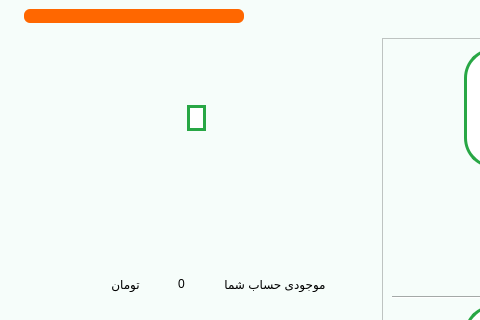
This is main.ui in Farazist/raspberrypi-app as Qt 5 draws it before an edit; both pictures show x 0 to 480 and y 0 to 320 of the 1000 by 600 pixel window. The edited form follows.
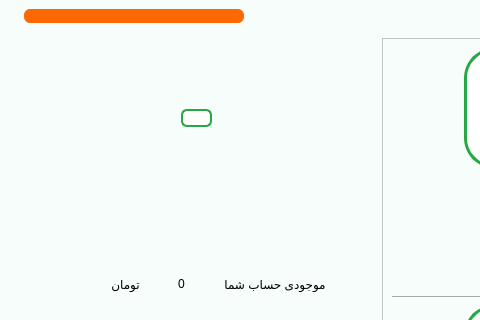
This is the edited form. Icons and pictures are not drawn.

What changed in the file:
```diff
--- a/main.ui
+++ b/main.ui
@@ -4714,13 +4714,13 @@
           <item alignment="Qt::AlignHCenter|Qt::AlignVCenter">
            <widget class="QLabel" name="lblSelectedEnvirnmentalProtection">
             <property name="styleSheet">
-             <string notr="true">font: 26pt &quot;IRANSans&quot;;
-color:#000000;
-background-color: #ffffff; 
-border: 3px solid #28a745; 
-border-radius: 10px;
-outline-style: none;
-padding: 3px;</string>
+             <string notr="true">background-color: #ffffff; 
+padding-left: 10px; 
+padding-right: 10px;
+border: 2px solid #28a745;
+border-radius: 6px;
+font: 26pt &quot;IRANSansFaNum&quot;;
+color:#000000;</string>
             </property>
             <property name="text">
              <string/>
```
